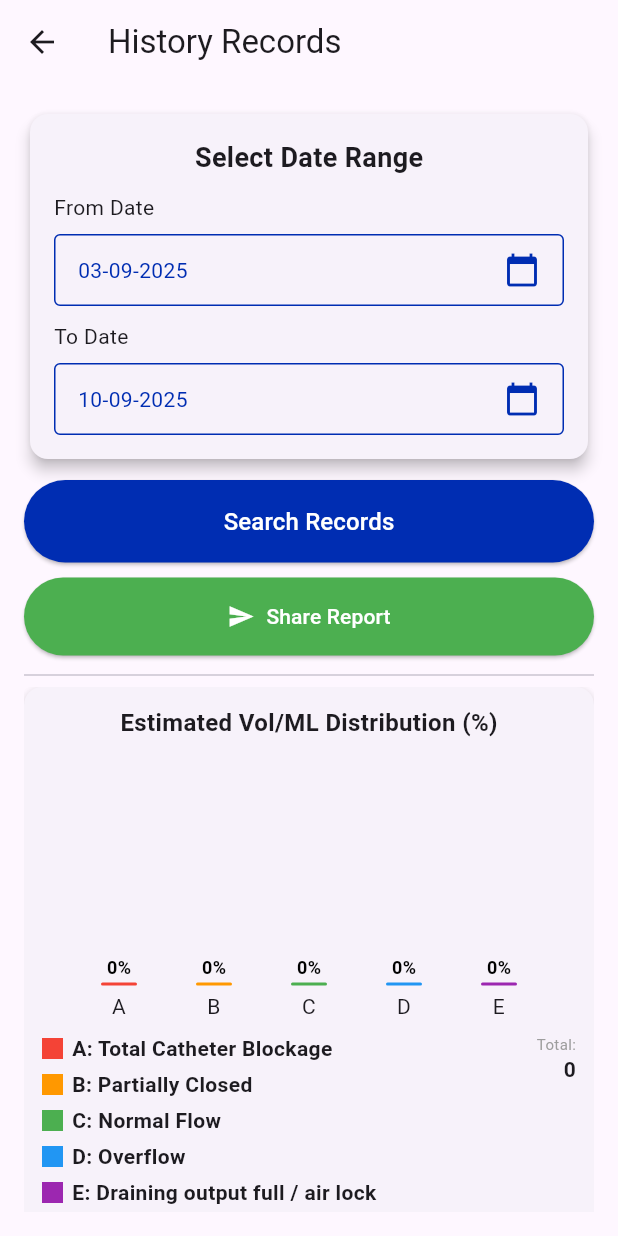
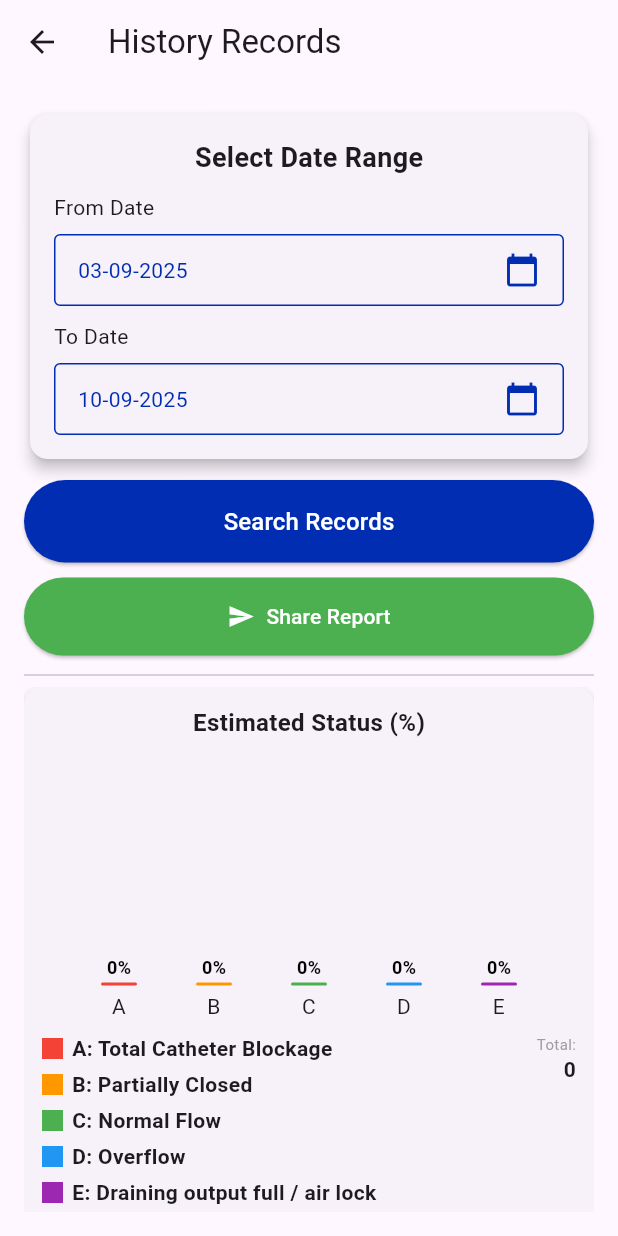
Before and after one commit to ihabco/ebladder, a Flutter app: the HistoryPage screen opened directly, on a phone screen of 412 x 824 dp. Run offline on Flutter 3.47's test engine with Material 3 defaults, Android fonts, the light colour scheme and no system bars; our stand-ins replace animated_text_kit, flutter_blue_plus, pdf, printing, share_plus, sqflite; accounts and stored records are empty.

```diff
--- a/lib/history_page.dart
+++ b/lib/history_page.dart
@@ -79,8 +79,8 @@ class _HistoryPageState extends State<HistoryPage> {
 
       await Share.shareXFiles(
         [XFile(file.path)],
-        text: 'Est. Vol/ML Monitoring Report',
-        subject: 'Est. Vol/ML Data Report',
+        text: 'Monitoring Report',
+        subject: 'Monitoring Report',
       );
     } catch (e) {
       if (mounted) {
@@ -123,7 +123,7 @@ class _HistoryPageState extends State<HistoryPage> {
           pw.Header(
             level: 0,
             child: pw.Text(
-              'Est. Vol/ML Monitoring Report',
+              'Monitoring Report',
               style: pw.TextStyle(fontSize: 24),
             ),
           ),
@@ -147,7 +147,7 @@ class _HistoryPageState extends State<HistoryPage> {
                   pw.Padding(
                     padding: const pw.EdgeInsets.all(4),
                     child: pw.Text(
-                      'Est. Vol/ML',
+                      'Estimated Hits Sensing',
                       style: pw.TextStyle(fontWeight: pw.FontWeight.bold),
                     ),
                   ),
@@ -283,7 +283,7 @@ class _HistoryPageState extends State<HistoryPage> {
           mainAxisSize: MainAxisSize.min,
           children: [
             const Text(
-              'Estimated Vol/ML Distribution (%)',
+              'Estimated Status (%)',
               style: TextStyle(
                 fontSize: 16,
                 fontWeight: FontWeight.bold,
@@ -670,7 +670,7 @@ class _HistoryPageState extends State<HistoryPage> {
             _displayFormat.format(DateTime.parse(record['datetime'])),
           ),
           subtitle: Text(
-            'Battery: ${record['battery']}V | Est. Vol/ML: ${record['estimated_volml']}',
+            'Battery: ${record['battery']}V | Estimated Hits Sensing: ${record['estimated_volml']}',
           ),
           trailing: Text(
             record['status'] ?? 'N/A',
--- a/lib/home_page.dart
+++ b/lib/home_page.dart
@@ -545,7 +545,7 @@ class _HomePageState extends State<HomePage> {
                         Row(
                           children: [
                             const Text(
-                              'Est. Vol/ML: ',
+                              'Estimated Hits Sensing: ',
                               style: TextStyle(
                                 fontWeight: FontWeight.bold,
                                 color: Colors.blue,
@@ -675,7 +675,7 @@ class _HomePageState extends State<HomePage> {
                         Row(
                           children: [
                             const Text(
-                              'Est. Vol/ML: ',
+                              'Estimated Hits Sensing: ',
                               style: TextStyle(
                                 fontWeight: FontWeight.bold,
                                 color: Colors.blue,
```
Also changed, not shown: lib/histo_page.dart (deleted, +0 -80 lines).
